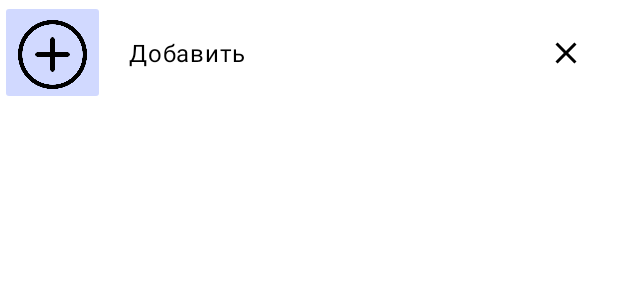
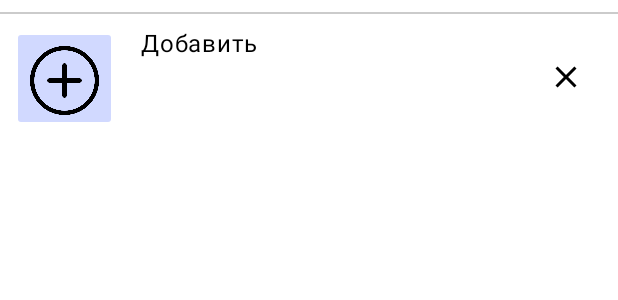
Before and after one commit to Chechevichnaya/Don-t-ruin-your-laundry, an Android app: the layout recycler_view_symbol_meaning.xml on its own in the app's theme, with its tools: preview values and no code run, on a phone screen of 412 x 824 dp. Shown: the top 300 px of the screen. Run offline under Robolectric (Android 15) with nearby library versions, the phone set to English and light mode, and no system bars.

Commit message:
add divider over symbol and meaning box divider does not work with first symbol and meaning

```diff
--- a/app/src/main/res/layout/fragment_add_new_card.xml
+++ b/app/src/main/res/layout/fragment_add_new_card.xml
@@ -71,7 +71,7 @@
             android:id="@+id/added_symbols_recycler_view"
             android:layout_width="match_parent"
             android:layout_height="0dp"
-            android:layout_margin="8dp"
+
             app:layoutManager="androidx.recyclerview.widget.LinearLayoutManager"
             app:layout_constraintStart_toStartOf="parent"
             app:layout_constraintTop_toBottomOf="@id/item_image"
--- a/app/src/main/res/layout/recycler_view_symbol_meaning.xml
+++ b/app/src/main/res/layout/recycler_view_symbol_meaning.xml
@@ -6,7 +6,21 @@
     android:layout_width="match_parent"
     android:layout_height="wrap_content"
     android:paddingBottom="8dp"
+    android:layout_marginTop="8dp"
     android:id="@+id/symbol_and_meaning_layout">
+
+    <View
+        android:id="@+id/divider"
+        android:layout_width="match_parent"
+        android:layout_height="1dp"
+        android:alpha="0.2"
+        android:background="@android:color/black"
+        android:layout_marginBottom="8dp"
+        app:layout_constraintStart_toStartOf="parent"
+        app:layout_constraintEnd_toEndOf="parent"
+        app:layout_constraintBottom_toTopOf="@id/icon_button">
+
+    </View>
 
     <ImageButton
         android:id="@+id/icon_button"
@@ -16,9 +30,11 @@
         android:scaleType="centerInside"
         android:src="@drawable/plus"
         android:paddingBottom="8dp"
+        android:layout_marginStart="8dp"
         android:layout_marginBottom="16dp"
+        android:layout_marginTop="8dp"
         app:layout_constraintStart_toStartOf="parent"
-        app:layout_constraintTop_toTopOf="parent"
+        app:layout_constraintTop_toTopOf="@id/divider"
         tools:layout_constraintEnd_toStartOf="@id/symbol_meaning_in_card">
 
     </ImageButton>
@@ -35,8 +51,8 @@
         app:layout_constraintStart_toEndOf="@id/icon_button"
         app:layout_constraintEnd_toStartOf="@id/delete_button"
         android:layout_marginRight="8dp"
-        app:layout_constraintBottom_toBottomOf="parent"
-        app:layout_constraintTop_toTopOf="parent"
+
+        app:layout_constraintTop_toTopOf="@id/icon_button"
 
         tools:text="Добавить">
 
@@ -46,8 +62,9 @@
         android:id="@+id/delete_button"
         android:layout_width="70dp"
         android:layout_height="70dp"
-        app:layout_constraintTop_toTopOf="parent"
+        app:layout_constraintTop_toTopOf="@id/divider"
         app:layout_constraintEnd_toEndOf="parent"
+        android:layout_marginTop="8dp"
         android:src="@drawable/ic_baseline_close_24"
         android:background="@color/white">
 
--- a/app/src/main/res/values-night/themes.xml
+++ b/app/src/main/res/values-night/themes.xml
@@ -2,12 +2,12 @@
     <!-- Base application theme. -->
     <style name="Theme.DontRuinYourLaundry" parent="Theme.MaterialComponents.DayNight.DarkActionBar">
         <!-- Primary brand color. -->
-        <item name="colorPrimary">@color/purple_200</item>
-        <item name="colorPrimaryVariant">@color/purple_700</item>
+        <item name="colorPrimary">@color/lilac_200</item>
+        <item name="colorPrimaryVariant">@color/lilac_700</item>
         <item name="colorOnPrimary">@color/black</item>
         <!-- Secondary brand color. -->
-        <item name="colorSecondary">@color/teal_200</item>
-        <item name="colorSecondaryVariant">@color/teal_200</item>
+        <item name="colorSecondary">@color/lilac_200</item>
+        <item name="colorSecondaryVariant">@color/lilac_200</item>
         <item name="colorOnSecondary">@color/black</item>
         <!-- Status bar color. -->
         <item name="android:statusBarColor" tools:targetApi="l">?attr/colorPrimaryVariant</item>
```
Also changed, not shown: app/src/main/java/com/blabla/dontruinyourlaundry/presentation/adapters/MULTIRecyclerViewAdapterSymbolAndMeaning.kt (+15 -4 lines).
